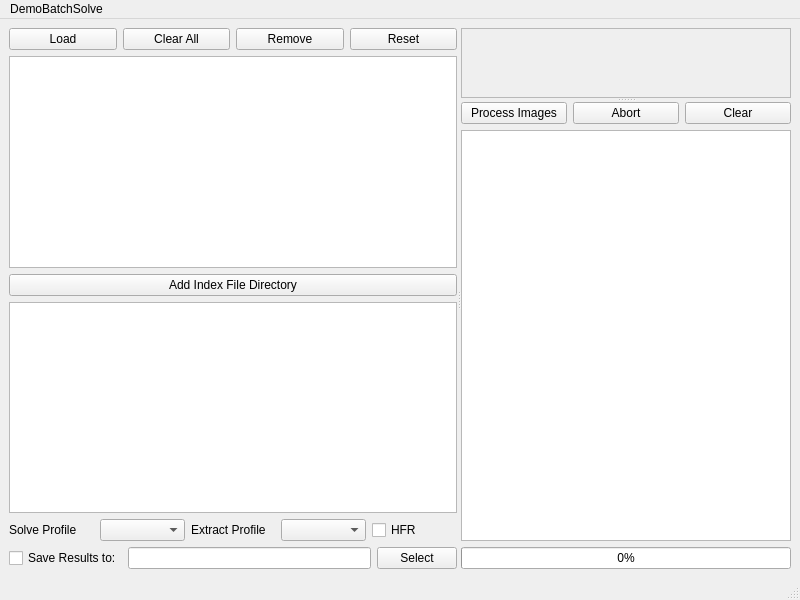
First picture: the form in demos/demobatchsolve.ui, repository rlancaste/stellarsolver, before the edit.
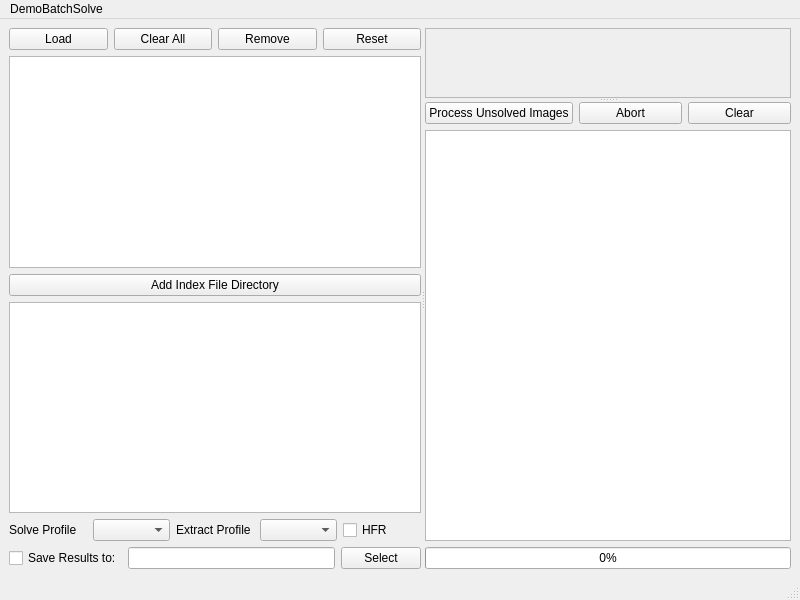
Second picture: the form after the edit. Custom widgets are drawn as their Qt base class.

Commit message: Making ImageBuffer reload faster, fixing StellarSolver position and scale reset, and fixing minor bugs

What changed in the file:
```diff
--- a/demos/demobatchsolve.ui
+++ b/demos/demobatchsolve.ui
@@ -194,7 +194,7 @@
           <rect>
            <x>0</x>
            <y>0</y>
-           <width>319</width>
+           <width>336</width>
            <height>68</height>
           </rect>
          </property>
@@ -234,7 +234,7 @@
               <string>Starts the Image processing loop including Solving and star extraction of all items in the imageList.  Note that it will skip star extraction and solving for any images that it has already been done for.  If you have selected to save the results, it will do that for all the images, even the ones that have already been processed.</string>
              </property>
              <property name="text">
-              <string>Process Images</string>
+              <string>Process Unsolved Images</string>
              </property>
             </widget>
            </item>
```
The commit also changes 6 other files.
